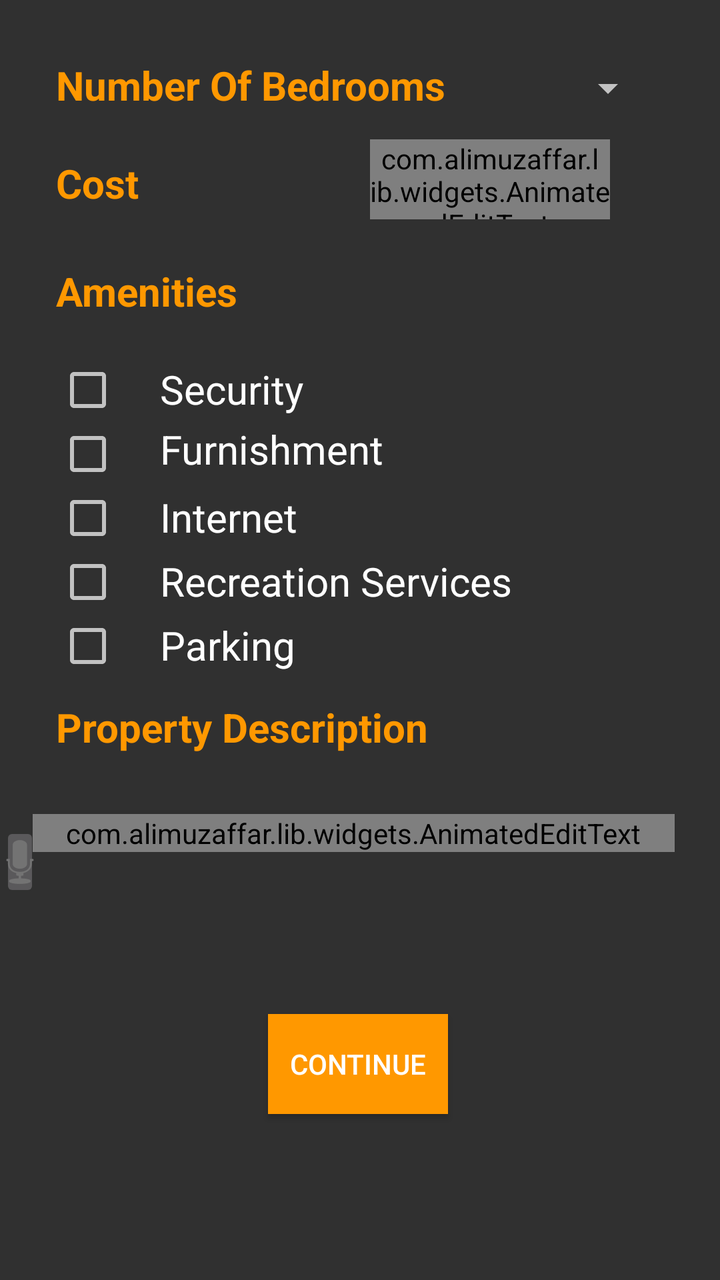
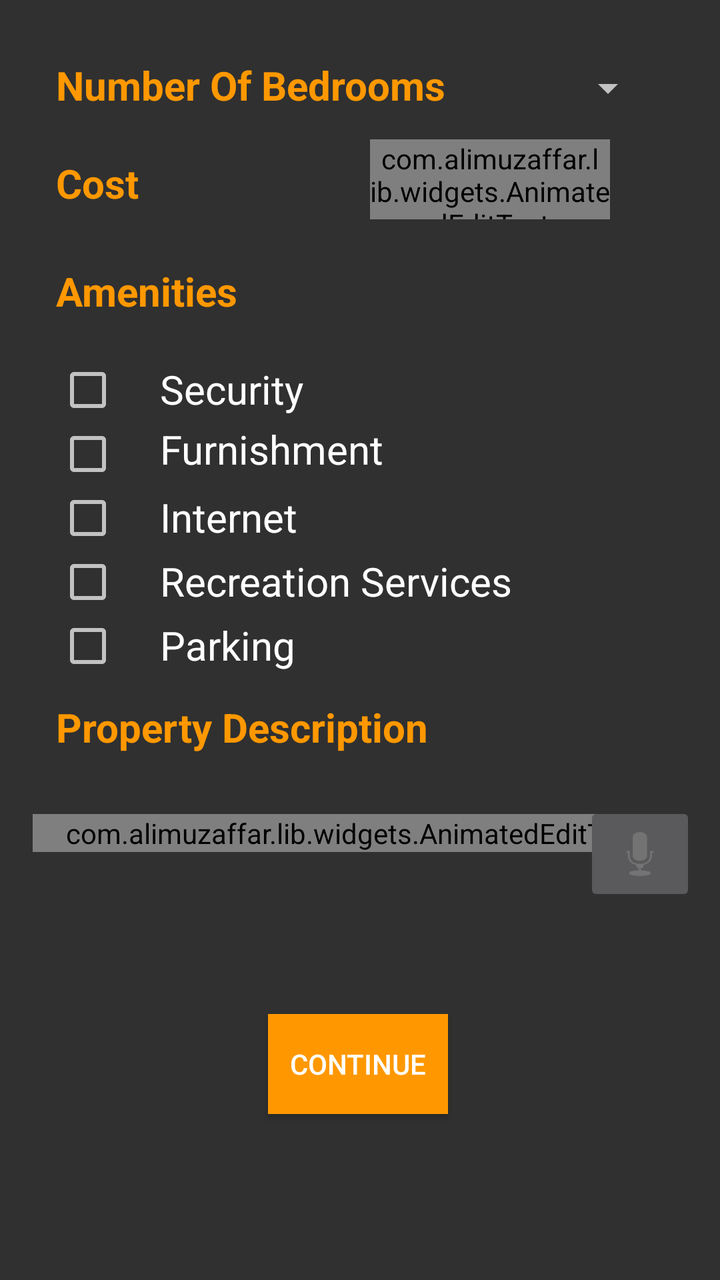

Screens rendered from an Android XML layout before and after an edit, with the pre-edit source and the edit as a unified diff.
<!-- AndroidManifest.xml: application theme Theme.AppCompat.NoActionBar -->
<!-- res/layout/additional_property_info.xml -->
<?xml version="1.0" encoding="utf-8"?>
<RelativeLayout xmlns:android="http://schemas.android.com/apk/res/android"
    xmlns:app="http://schemas.android.com/apk/res-auto"
    android:layout_width="match_parent"
    android:layout_height="match_parent"
    app:layout_behavior="@string/appbar_scrolling_view_behavior">

    <RelativeLayout
        android:id="@+id/additional_property_info"
        android:layout_width="match_parent"
        android:layout_height="580dp">

        <TextView
            android:id="@+id/propdescription"
            android:layout_width="300dp"
            android:layout_height="30dp"
            android:layout_below="@+id/parkingcheckbox"
            android:layout_alignStart="@+id/parkingcheckbox"
            android:layout_alignLeft="@+id/parkingcheckbox"
            android:layout_marginTop="11dp"
            android:text="Property Description"
            android:textColor="#FF9800"
            android:textSize="20dp"
            android:textStyle="bold" />

        <TextView
            android:id="@+id/propertyamenities"
            android:layout_width="150dp"
            android:layout_height="30dp"
            android:layout_below="@+id/costedit"
            android:layout_alignParentStart="true"
            android:layout_alignParentLeft="true"
            android:layout_marginStart="28dp"
            android:layout_marginLeft="28dp"
            android:layout_marginTop="24dp"
            android:text="Amenities"
            android:textColor="#FF9800"
            android:textSize="20dp"
            android:textStyle="bold" />

        <TextView
            android:id="@+id/bedrroomnumber"
            android:layout_width="300dp"
            android:layout_height="30dp"
            android:layout_alignStart="@+id/propertyamenities"
            android:layout_alignLeft="@+id/propertyamenities"
            android:layout_alignParentTop="true"
            android:layout_marginTop="29dp"
            android:text="Number Of Bedrooms"
            android:textColor="#FF9800"
            android:textSize="20dp"
            android:textStyle="bold" />

        <TextView
            android:id="@+id/propertycost"
            android:layout_width="150dp"
            android:layout_height="30dp"
            android:layout_below="@+id/bedrroomnumber"
            android:layout_alignStart="@+id/bedrroomnumber"
            android:layout_alignLeft="@+id/bedrroomnumber"
            android:layout_marginTop="19dp"
            android:text="Cost"
            android:textColor="#FF9800"
            android:textSize="20dp"
            android:textStyle="bold" />


        <Spinner
            android:id="@+id/noofbedroomsspinner"
            android:layout_width="wrap_content"
            android:layout_height="30dp"
            android:layout_alignTop="@+id/bedrroomnumber"
            android:layout_alignEnd="@+id/bedrroomnumber"
            android:layout_alignRight="@+id/bedrroomnumber"></Spinner>

        <com.alimuzaffar.lib.widgets.AnimatedEditText
            android:id="@+id/costedit"
            android:layout_width="120dp"
            android:layout_height="40dp"
            android:layout_alignBottom="@+id/propertycost"
            android:layout_alignParentEnd="true"
            android:layout_alignParentRight="true"
            android:layout_marginEnd="55dp"
            android:layout_marginRight="55dp"
            android:layout_marginBottom="-2dp" />

        <CheckBox
            android:id="@+id/securitycheckbox"
            android:layout_width="wrap_content"
            android:layout_height="wrap_content"
            android:layout_below="@+id/propertyamenities"
            android:layout_alignStart="@+id/propertyamenities"
            android:layout_alignLeft="@+id/propertyamenities"
            android:layout_marginTop="17dp" />


        <CheckBox
            android:id="@+id/furnishmentcheckbox"
            android:layout_width="wrap_content"
            android:layout_height="wrap_content"
            android:layout_below="@+id/securitycheckbox"
            android:layout_alignEnd="@+id/securitycheckbox"
            android:layout_alignRight="@+id/securitycheckbox" />

        <CheckBox
            android:id="@+id/internetcheckbox"
            android:layout_width="wrap_content"
            android:layout_height="wrap_content"
            android:layout_below="@+id/furnishmentcheckbox"
            android:layout_alignStart="@+id/furnishmentcheckbox"
            android:layout_alignLeft="@+id/furnishmentcheckbox" />

        <CheckBox
            android:id="@+id/recreationcheckbox"
            android:layout_width="wrap_content"
            android:layout_height="wrap_content"
            android:layout_below="@+id/internetcheckbox"
            android:layout_alignStart="@+id/internetcheckbox"
            android:layout_alignLeft="@+id/internetcheckbox" />

        <CheckBox
            android:id="@+id/parkingcheckbox"
            android:layout_width="wrap_content"
            android:layout_height="wrap_content"
            android:layout_below="@+id/recreationcheckbox"
            android:layout_alignStart="@+id/recreationcheckbox"
            android:layout_alignLeft="@+id/recreationcheckbox" />

        <com.alimuzaffar.lib.widgets.AnimatedEditText
            android:id="@+id/enterdescriptiontextbox"
            android:layout_width="321dp"
            android:layout_height="wrap_content"
            android:layout_below="@+id/propdescription"
            android:layout_alignStart="@+id/propdescription"
            android:layout_alignLeft="@+id/propdescription"
            android:layout_marginStart="-12dp"
            android:layout_marginLeft="-12dp"
            android:layout_marginTop="27dp"
            android:hint="Enter manually or press to speak" />

        <Button
            android:id="@+id/continue_button_in_additionalinfofrag"
            android:layout_width="140dp"
            android:layout_height="50dp"
            android:layout_below="@+id/enterdescriptiontextbox"
            android:layout_alignParentStart="true"
            android:layout_alignParentLeft="true"
            android:layout_alignParentEnd="true"
            android:layout_alignParentRight="true"
            android:layout_marginStart="134dp"
            android:layout_marginLeft="134dp"
            android:layout_marginTop="81dp"
            android:layout_marginEnd="136dp"
            android:layout_marginRight="136dp"
            android:background="#FF9800"
            android:text="Continue"
            android:textColor="@android:color/white" />

        <TextView
            android:id="@+id/securityhead"
            android:layout_width="200dp"
            android:layout_height="30dp"
            android:layout_above="@+id/furnishmentcheckbox"
            android:layout_centerHorizontal="true"
            android:text="Security"
            android:textColor="@color/white"
            android:textSize="20dp" />

        <TextView
            android:id="@+id/furnishmenthead"
            android:layout_width="200dp"
            android:layout_height="30dp"
            android:layout_below="@+id/securityhead"
            android:layout_alignStart="@+id/securityhead"
            android:layout_alignLeft="@+id/securityhead"
            android:text="Furnishment"
            android:textColor="@color/white"
            android:textSize="20dp" />

        <TextView
            android:id="@+id/internethead"
            android:layout_width="200dp"
            android:layout_height="30dp"
            android:layout_above="@+id/recreationcheckbox"
            android:layout_alignStart="@+id/furnishmenthead"
            android:layout_alignLeft="@+id/furnishmenthead"
            android:text="Internet"
            android:textColor="@color/white"
            android:textSize="20dp" />

        <TextView
            android:id="@+id/recreationhead"
            android:layout_width="200dp"
            android:layout_height="30dp"
            android:layout_above="@+id/parkingcheckbox"
            android:layout_alignStart="@+id/internethead"
            android:layout_alignLeft="@+id/internethead"
            android:text="Recreation Services"
            android:textColor="@color/white"
            android:textSize="20dp" />

        <TextView
            android:id="@+id/parkinghead"
            android:layout_width="200dp"
            android:layout_height="30dp"
            android:layout_above="@+id/propdescription"
            android:layout_alignStart="@+id/recreationhead"
            android:layout_alignLeft="@+id/recreationhead"
            android:text="Parking"
            android:textColor="@color/white"
            android:textSize="20dp" />

        <ImageButton
            android:id="@+id/voiceTotextButton"
            android:layout_width="20dp"
            android:layout_height="40dp"
            android:layout_alignParentBottom="true"
            android:layout_marginBottom="129dp"
            android:src="@android:drawable/ic_btn_speak_now" />

    </RelativeLayout>
</RelativeLayout>
<!-- resources referenced by this layout -->
<resources>
  <color name="white">#FFFFFFFF</color>
</resources>

<!-- the commit's change to res/layout/additional_property_info.xml (unified diff, before → after) -->
@@ -82,7 +82,8 @@
             android:layout_alignParentRight="true"
             android:layout_marginEnd="55dp"
             android:layout_marginRight="55dp"
-            android:layout_marginBottom="-2dp" />
+            android:layout_marginBottom="-2dp"
+            android:textColor="#FFFFFF" />
 
         <CheckBox
             android:id="@+id/securitycheckbox"
@@ -136,7 +137,8 @@
             android:layout_marginStart="-12dp"
             android:layout_marginLeft="-12dp"
             android:layout_marginTop="27dp"
-            android:hint="Enter manually or press to speak" />
+            android:hint="Enter manually or press to speak"
+            android:textColor="@color/white" />
 
         <Button
             android:id="@+id/continue_button_in_additionalinfofrag"
@@ -212,10 +214,14 @@
 
         <ImageButton
             android:id="@+id/voiceTotextButton"
-            android:layout_width="20dp"
-            android:layout_height="40dp"
+            android:layout_width="wrap_content"
+            android:layout_height="wrap_content"
+            android:layout_alignParentEnd="true"
+            android:layout_alignParentRight="true"
             android:layout_alignParentBottom="true"
-            android:layout_marginBottom="129dp"
+            android:layout_marginEnd="12dp"
+            android:layout_marginRight="12dp"
+            android:layout_marginBottom="127dp"
             android:src="@android:drawable/ic_btn_speak_now" />
 
     </RelativeLayout>
